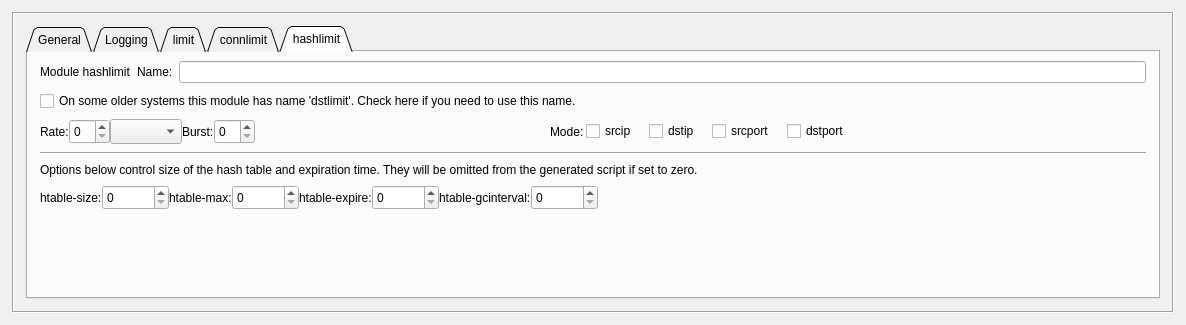
fwbuilder/fwbuilder, file src/gui/ruleoptionsdialog_q.ui: the form before one commit.
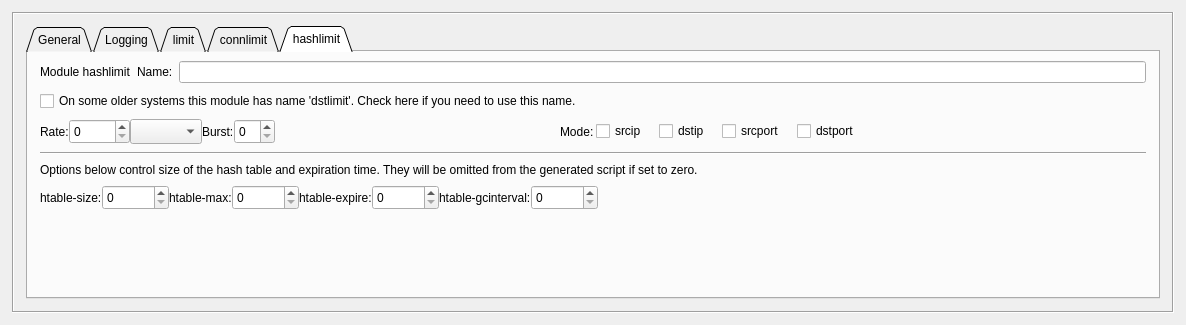
The form after the commit. The open tabs and pages were chosen to show the change.

Commit message: fixes SF bug 2992177  linitation option hashlimitrate in gui

The edit to the form file:
```diff
--- a/src/gui/ruleoptionsdialog_q.ui
+++ b/src/gui/ruleoptionsdialog_q.ui
@@ -710,6 +710,9 @@
                  <height>32767</height>
                 </size>
                </property>
+               <property name="maximum">
+                <number>99999</number>
+               </property>
               </widget>
              </item>
              <item>
```
Left out of the diff: 8 changed lines with no effect on the pictures. The commit also changes 1 other file.
